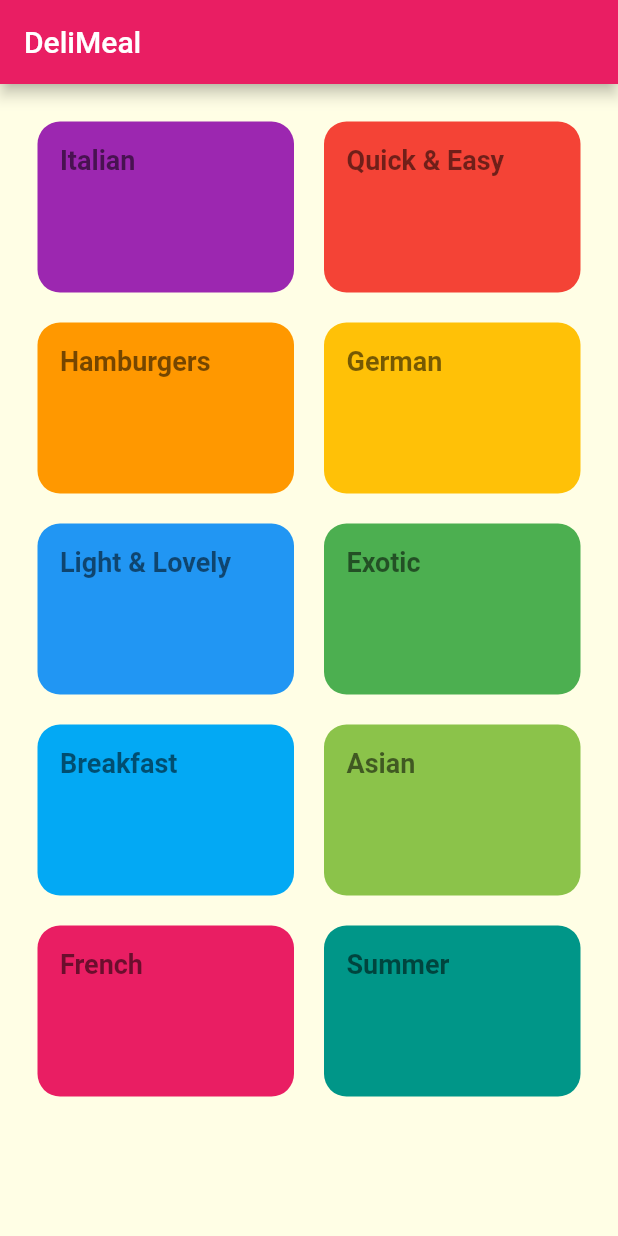
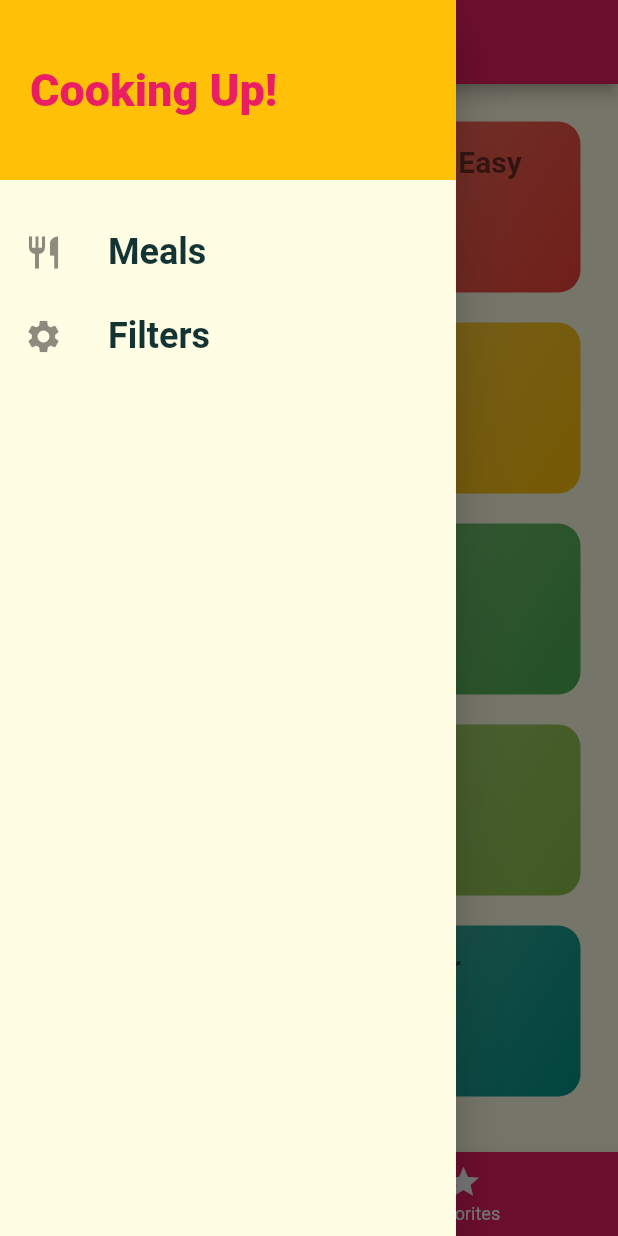
Before and after one commit to T-Sharp-ggmc/Rrestaurant, a Flutter app: the screen it shows after launch, with the side drawer open (before the commit the screen has no drawer), on a phone screen of 412 x 824 dp. Run offline on Flutter 3.47's test engine with Material 2 defaults, Android fonts, the phone set to English and light mode, and no system bars; Roboto replaces fonts that are missing (Raleway, RobotoCondensed).

Commit message:
initial commit

```diff
--- a/lib/models/dummy_data.dart
+++ b/lib/dummy_data.dart
@@ -1,7 +1,7 @@
 import 'package:flutter/material.dart';
 
-import '../models/category.dart';
-import '../models/meal.dart';
+import './models/category.dart';
+import './models/meal.dart';
 
 const DUMMY_CATEGORIES = const [
   Category(
--- a/lib/main.dart
+++ b/lib/main.dart
@@ -1,13 +1,71 @@
-import 'dart:ui';
-import 'package:Restaurant/models/screen/category_meals_screen.dart';
 import 'package:flutter/material.dart';
-import 'models/screen/categories_screen.dart';
-import 'models/screen/meal_detail_screen.dart';
+import './dummy_data.dart';
+import './screens/tabs_screen.dart';
+import './screens/meal_detail_screen.dart';
+import './screens/category_meals_screen.dart';
+import './screens/filters_screen.dart';
+import './screens/categories_screen.dart';
+import './models/meal.dart';
 
 void main() => runApp(MyApp());
 
-class MyApp extends StatelessWidget {
-  // This widget is the root of your application.
+class MyApp extends StatefulWidget {
+  @override
+  _MyAppState createState() => _MyAppState();
+}
+
+class _MyAppState extends State<MyApp> {
+  Map<String, bool> _filters = {
+    'gluten': false,
+    'lactose': false,
+    'vegan': false,
+    'vegetarian': false,
+  };
+  List<Meal> _availableMeals = DUMMY_MEALS;
+  List<Meal> _favoriteMeals = [];
+
+  void _setFilters(Map<String, bool> filterData) {
+    setState(() {
+      _filters = filterData;
+
+      _availableMeals = DUMMY_MEALS.where((meal) {
+        if (_filters['gluten'] && !meal.isGlutenFree) {
+          return false;
+        }
+        if (_filters['lactose'] && !meal.isLactoseFree) {
+          return false;
+        }
+        if (_filters['vegan'] && !meal.isVegan) {
+          return false;
+        }
+        if (_filters['vegetarian'] && !meal.isVegetarian) {
+          return false;
+        }
+        return true;
+      }).toList();
+    });
+  }
+
+  void _toggleFavorite(String mealId) {
+    final existingIndex =
+        _favoriteMeals.indexWhere((meal) => meal.id == mealId);
+    if (existingIndex >= 0) {
+      setState(() {
+        _favoriteMeals.removeAt(existingIndex);
+      });
+    } else {
+      setState(() {
+        _favoriteMeals.add(
+          DUMMY_MEALS.firstWhere((meal) => meal.id == mealId),
+        );
+      });
+    }
+  }
+
+  bool _isMealFavorite(String id) {
+    return _favoriteMeals.any((meal) => meal.id == id);
+  }
+
   @override
   Widget build(BuildContext context) {
     return MaterialApp(
@@ -25,7 +83,7 @@ class MyApp extends StatelessWidget {
               color: Color.fromRGBO(20, 51, 51, 1),
             ),
             headline1: TextStyle(
-              fontSize: 18,
+              fontSize: 20,
               fontFamily: 'RobotoCondensed',
               fontWeight: FontWeight.bold,
             )),
@@ -33,12 +91,26 @@ class MyApp extends StatelessWidget {
       // home: CategoriesScreen(),
       initialRoute: '/', // default is '/'
       routes: {
-        '/': (ctx) => CategoriesScreen(),
-        CategoryMealsScreen.routeName: (ctx) => CategoryMealsScreen(),
-        MealDetailScreen.routeName: (ctx) => MealDetailScreen(),
+        '/': (ctx) => TabsScreen(_favoriteMeals),
+        CategoryMealsScreen.routeName: (ctx) =>
+            CategoryMealsScreen(_availableMeals),
+        MealDetailScreen.routeName: (ctx) =>
+            MealDetailScreen(_toggleFavorite, _isMealFavorite),
+        FiltersScreen.routeName: (ctx) => FiltersScreen(_filters, _setFilters),
+      },
+      onGenerateRoute: (settings) {
+        print(settings.arguments);
+        // if (settings.name == '/meal-detail') {
+        //   return ...;
+        // } else if (settings.name == '/something-else') {
+        //   return ...;
+        // }
+        // return MaterialPageRoute(builder: (ctx) => CategoriesScreen(),);
       },
       onUnknownRoute: (settings) {
-        return MaterialPageRoute(builder: (ctx) => CategoriesScreen());
+        return MaterialPageRoute(
+          builder: (ctx) => CategoriesScreen(),
+        );
       },
     );
   }
--- a/lib/models/meal.dart
+++ b/lib/models/meal.dart
@@ -1,6 +1,10 @@
 import 'package:flutter/foundation.dart';
 
-enum Complexity { Simple, Challenging, Hard }
+enum Complexity {
+  Simple,
+  Challenging,
+  Hard,
+}
 
 enum Affordability {
   Affordable,
--- a/lib/models/screen/categories_screen.dart
+++ /dev/null
@@ -1,31 +0,0 @@
-import 'package:Restaurant/models/category_item.dart';
-import 'package:flutter/material.dart';
-import '../dummy_data.dart';
-
-class CategoriesScreen extends StatelessWidget {
-  @override
-  Widget build(BuildContext context) {
-    return Scaffold(
-      appBar: AppBar(
-        title: const Text('DeliMeal'),
-      ),
-      body: GridView(
-        padding: EdgeInsets.all(25),
-        children: DUMMY_CATEGORIES
-            .map(
-              (catData) => CategoryItem(
-                catData.id,
-                catData.title,
-                catData.color,
-              ),
-            )
-            .toList(),
-        gridDelegate: SliverGridDelegateWithMaxCrossAxisExtent(
-            maxCrossAxisExtent: 200,
-            childAspectRatio: 3 / 2,
-            crossAxisSpacing: 20,
-            mainAxisSpacing: 20),
-      ),
-    );
-  }
-}
--- /dev/null
+++ b/lib/screens/categories_screen.dart
@@ -0,0 +1,28 @@
+import 'package:flutter/material.dart';
+
+import '../dummy_data.dart';
+import '../widgets/category_item.dart';
+
+class CategoriesScreen extends StatelessWidget {
+  @override
+  Widget build(BuildContext context) {
+    return GridView(
+      padding: const EdgeInsets.all(25),
+      children: DUMMY_CATEGORIES
+          .map(
+            (catData) => CategoryItem(
+                  catData.id,
+                  catData.title,
+                  catData.color,
+                ),
+          )
+          .toList(),
+      gridDelegate: SliverGridDelegateWithMaxCrossAxisExtent(
+        maxCrossAxisExtent: 200,
+        childAspectRatio: 3 / 2,
+        crossAxisSpacing: 20,
+        mainAxisSpacing: 20,
+      ),
+    );
+  }
+}
--- /dev/null
+++ b/lib/screens/tabs_screen.dart
@@ -0,0 +1,72 @@
+import 'package:flutter/material.dart';
+
+import '../widgets/main_drawer.dart';
+import './favorites_screen.dart';
+import './categories_screen.dart';
+import '../models/meal.dart';
+
+class TabsScreen extends StatefulWidget {
+  final List<Meal> favoriteMeals;
+
+  TabsScreen(this.favoriteMeals);
+
+  @override
+  _TabsScreenState createState() => _TabsScreenState();
+}
+
+class _TabsScreenState extends State<TabsScreen> {
+  List<Map<String, Object>> _pages;
+  int _selectedPageIndex = 0;
+
+  @override
+  void initState() {
+    _pages = [
+      {
+        'page': CategoriesScreen(),
+        'title': 'Categories',
+      },
+      {
+        'page': FavoritesScreen(widget.favoriteMeals),
+        'title': 'Your Favorite',
+      },
+    ];
+    super.initState();
+  }
+
+  void _selectPage(int index) {
+    setState(() {
+      _selectedPageIndex = index;
+    });
+  }
+
+  @override
+  Widget build(BuildContext context) {
+    return Scaffold(
+      appBar: AppBar(
+        title: Text(_pages[_selectedPageIndex]['title']),
+      ),
+      drawer: MainDrawer(),
+      body: _pages[_selectedPageIndex]['page'],
+      bottomNavigationBar: BottomNavigationBar(
+        onTap: _selectPage,
+        backgroundColor: Theme.of(context).primaryColor,
+        unselectedItemColor: Colors.white,
+        selectedItemColor: Theme.of(context).accentColor,
+        currentIndex: _selectedPageIndex,
+        // type: BottomNavigationBarType.fixed,
+        items: [
+          BottomNavigationBarItem(
+            backgroundColor: Theme.of(context).primaryColor,
+            icon: Icon(Icons.category),
+            label: 'Categories',
+          ),
+          BottomNavigationBarItem(
+            backgroundColor: Theme.of(context).primaryColor,
+            icon: Icon(Icons.star),
+            label: 'Favorites',
+          ),
+        ],
+      ),
+    );
+  }
+}
--- a/lib/models/category_item.dart
+++ b/lib/widgets/category_item.dart
@@ -1,7 +1,6 @@
-import 'package:Restaurant/models/screen/category_meals_screen.dart';
-import 'package:flutter/cupertino.dart';
 import 'package:flutter/material.dart';
-import 'screen/category_meals_screen.dart';
+
+import '../screens/category_meals_screen.dart';
 
 class CategoryItem extends StatelessWidget {
   final String id;
@@ -35,7 +34,7 @@ class CategoryItem extends StatelessWidget {
         decoration: BoxDecoration(
           gradient: LinearGradient(
             colors: [
-              color.withOpacity(1),
+              color.withOpacity(0.7),
               color,
             ],
             begin: Alignment.topLeft,
--- /dev/null
+++ b/lib/widgets/main_drawer.dart
@@ -0,0 +1,56 @@
+import 'package:flutter/material.dart';
+
+import '../screens/filters_screen.dart';
+
+class MainDrawer extends StatelessWidget {
+  Widget buildListTile(String title, IconData icon, Function tapHandler) {
+    return ListTile(
+      leading: Icon(
+        icon,
+        size: 26,
+      ),
+      title: Text(
+        title,
+        style: TextStyle(
+          fontFamily: 'RobotoCondensed',
+          fontSize: 24,
+          fontWeight: FontWeight.bold,
+        ),
+      ),
+      onTap: tapHandler,
+    );
+  }
+
+  @override
+  Widget build(BuildContext context) {
+    return Drawer(
+      child: Column(
+        children: <Widget>[
+          Container(
+            height: 120,
+            width: double.infinity,
+            padding: EdgeInsets.all(20),
+            alignment: Alignment.centerLeft,
+            color: Theme.of(context).accentColor,
+            child: Text(
+              'Cooking Up!',
+              style: TextStyle(
+                  fontWeight: FontWeight.w900,
+                  fontSize: 30,
+                  color: Theme.of(context).primaryColor),
+            ),
+          ),
+          SizedBox(
+            height: 20,
+          ),
+          buildListTile('Meals', Icons.restaurant, () {
+            Navigator.of(context).pushReplacementNamed('/');
+          }),
+          buildListTile('Filters', Icons.settings, () {
+            Navigator.of(context).pushReplacementNamed(FiltersScreen.routeName);
+          }),
+        ],
+      ),
+    );
+  }
+}
```
Also changed, not shown: lib/models/screen/category_meals_screen.dart (deleted, +0 -34 lines), lib/screens/category_meals_screen.dart (added, +69 -0 lines), lib/screens/favorites_screen.dart (added, +33 -0 lines), lib/screens/filters_screen.dart (added, +136 -0 lines), lib/screens/meal_detail_screen.dart (renamed from lib/models/screen/meal_detail_screen.dart, +12 -0 lines), lib/widgets/meal_item.dart (renamed from lib/models/widgets/meal_item.dart, +20 -11 lines).
